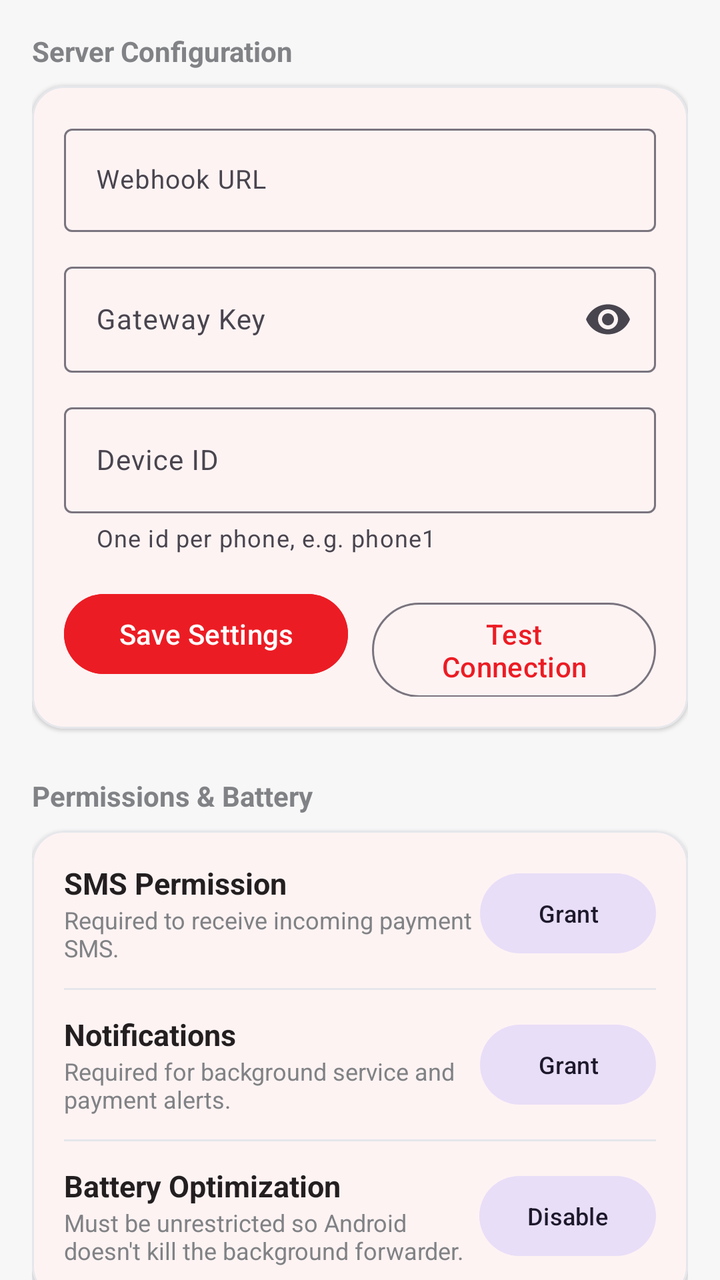
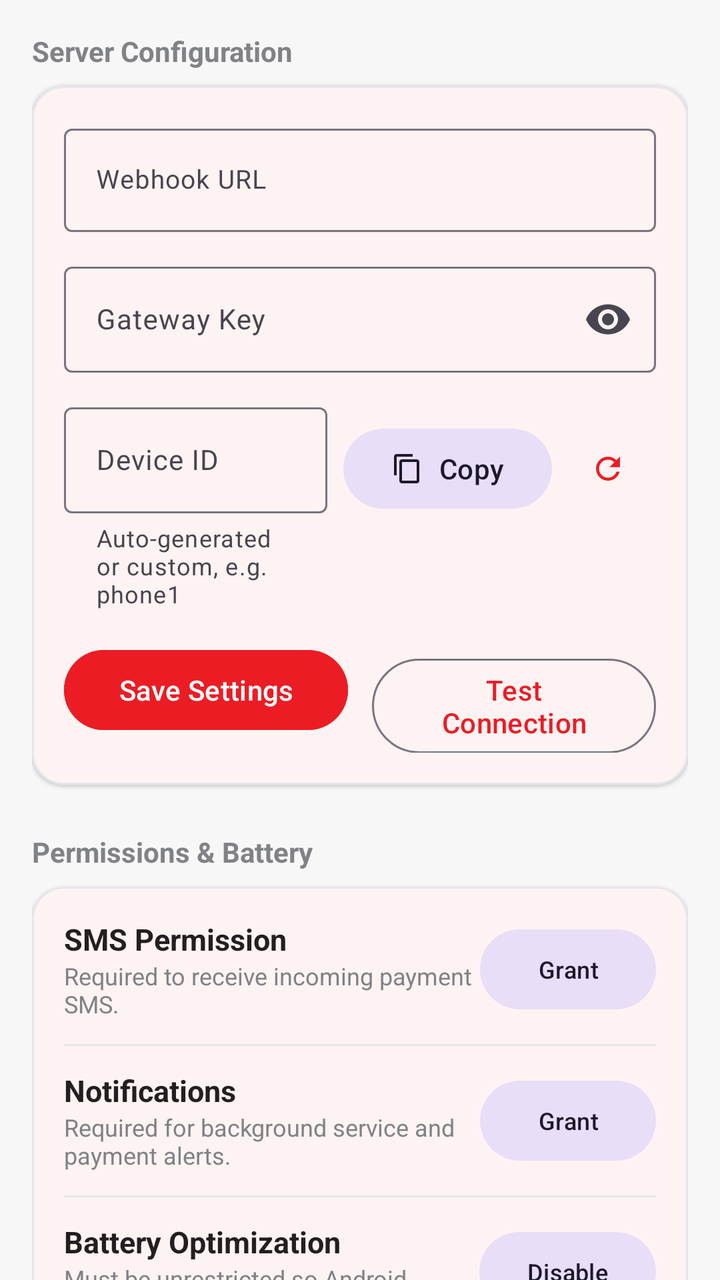

Screens rendered from an Android XML layout before and after an edit, with the pre-edit source and the edit as a unified diff.
<!-- AndroidManifest.xml: application theme Theme.DTSMSForwarder -->
<!-- res/layout/fragment_settings.xml -->
<?xml version="1.0" encoding="utf-8"?>
<androidx.core.widget.NestedScrollView xmlns:android="http://schemas.android.com/apk/res/android"
    xmlns:app="http://schemas.android.com/apk/res-auto"
    android:layout_width="match_parent"
    android:layout_height="match_parent"
    android:fillViewport="true"
    android:background="@color/background">

    <LinearLayout
        android:layout_width="match_parent"
        android:layout_height="wrap_content"
        android:orientation="vertical"
        android:padding="16dp">

        
        <TextView
            android:layout_width="wrap_content"
            android:layout_height="wrap_content"
            android:layout_marginBottom="8dp"
            android:text="@string/server_configuration"
            android:textSize="14sp"
            android:textStyle="bold"
            android:textColor="@color/text_secondary" />

        <com.google.android.material.card.MaterialCardView
            android:layout_width="match_parent"
            android:layout_height="wrap_content"
            app:cardCornerRadius="16dp"
            app:cardElevation="1dp"
            app:cardBackgroundColor="@color/surface"
            app:strokeWidth="1dp"
            app:strokeColor="@color/divider">

            <LinearLayout
                android:layout_width="match_parent"
                android:layout_height="wrap_content"
                android:orientation="vertical"
                android:padding="16dp">

                
                <com.google.android.material.textfield.TextInputLayout
                    android:id="@+id/tilWebhookUrl"
                    android:layout_width="match_parent"
                    android:layout_height="wrap_content"
                    android:hint="@string/webhook_url_label"
                    style="@style/Widget.Material3.TextInputLayout.OutlinedBox">

                    <com.google.android.material.textfield.TextInputEditText
                        android:id="@+id/etWebhookUrl"
                        android:layout_width="match_parent"
                        android:layout_height="wrap_content"
                        android:inputType="textUri"
                        android:maxLines="1"
                        android:scrollHorizontally="true"
                        android:textSize="13sp" />
                </com.google.android.material.textfield.TextInputLayout>

                
                <com.google.android.material.textfield.TextInputLayout
                    android:id="@+id/tilGatewayKey"
                    android:layout_width="match_parent"
                    android:layout_height="wrap_content"
                    android:layout_marginTop="12dp"
                    android:hint="@string/gateway_key_label"
                    app:endIconMode="password_toggle"
                    style="@style/Widget.Material3.TextInputLayout.OutlinedBox">

                    <com.google.android.material.textfield.TextInputEditText
                        android:id="@+id/etGatewayKey"
                        android:layout_width="match_parent"
                        android:layout_height="wrap_content"
                        android:inputType="textPassword"
                        android:textSize="14sp" />
                </com.google.android.material.textfield.TextInputLayout>

                
                <com.google.android.material.textfield.TextInputLayout
                    android:id="@+id/tilDeviceId"
                    android:layout_width="match_parent"
                    android:layout_height="wrap_content"
                    android:layout_marginTop="12dp"
                    android:hint="@string/device_id_label"
                    app:helperText="@string/device_id_hint"
                    app:helperTextEnabled="true"
                    style="@style/Widget.Material3.TextInputLayout.OutlinedBox">

                    <com.google.android.material.textfield.TextInputEditText
                        android:id="@+id/etDeviceId"
                        android:layout_width="match_parent"
                        android:layout_height="wrap_content"
                        android:inputType="textNoSuggestions|textVisiblePassword"
                        android:maxLines="1"
                        android:textSize="14sp" />
                </com.google.android.material.textfield.TextInputLayout>

                
                <LinearLayout
                    android:layout_width="match_parent"
                    android:layout_height="wrap_content"
                    android:orientation="horizontal"
                    android:layout_marginTop="16dp">

                    <com.google.android.material.button.MaterialButton
                        android:id="@+id/btnSaveSettings"
                        android:layout_width="0dp"
                        android:layout_height="wrap_content"
                        android:layout_weight="1"
                        android:layout_marginEnd="6dp"
                        android:text="@string/save_settings"
                        android:backgroundTint="@color/primary" />

                    <com.google.android.material.button.MaterialButton
                        android:id="@+id/btnTestConnection"
                        android:layout_width="0dp"
                        android:layout_height="wrap_content"
                        android:layout_weight="1"
                        android:layout_marginStart="6dp"
                        android:text="@string/test_connection"
                        style="@style/Widget.Material3.Button.OutlinedButton" />
                </LinearLayout>

                <ProgressBar
                    android:id="@+id/pbTestProgress"
                    android:layout_width="wrap_content"
                    android:layout_height="wrap_content"
                    android:layout_gravity="center"
                    android:layout_marginTop="8dp"
                    android:visibility="gone" />

            </LinearLayout>
        </com.google.android.material.card.MaterialCardView>

        
        <TextView
            android:layout_width="wrap_content"
            android:layout_height="wrap_content"
            android:layout_marginTop="24dp"
            android:layout_marginBottom="8dp"
            android:text="@string/permissions_status"
            android:textSize="14sp"
            android:textStyle="bold"
            android:textColor="@color/text_secondary" />

        <com.google.android.material.card.MaterialCardView
            android:layout_width="match_parent"
            android:layout_height="wrap_content"
            app:cardCornerRadius="16dp"
            app:cardElevation="1dp"
            app:cardBackgroundColor="@color/surface"
            app:strokeWidth="1dp"
            app:strokeColor="@color/divider">

            <LinearLayout
                android:layout_width="match_parent"
                android:layout_height="wrap_content"
                android:orientation="vertical"
                android:padding="16dp">

                
                <LinearLayout
                    android:layout_width="match_parent"
                    android:layout_height="wrap_content"
                    android:orientation="horizontal"
                    android:gravity="center_vertical">

                    <LinearLayout
                        android:layout_width="0dp"
                        android:layout_height="wrap_content"
                        android:layout_weight="1"
                        android:orientation="vertical">

                        <TextView
                            android:layout_width="wrap_content"
                            android:layout_height="wrap_content"
                            android:text="@string/perm_sms"
                            android:textSize="15sp"
                            android:textStyle="bold"
                            android:textColor="@color/text_primary" />

                        <TextView
                            android:layout_width="wrap_content"
                            android:layout_height="wrap_content"
                            android:text="@string/perm_sms_desc"
                            android:textSize="12sp"
                            android:textColor="@color/text_secondary" />
                    </LinearLayout>

                    <com.google.android.material.button.MaterialButton
                        android:id="@+id/btnPermSms"
                        android:layout_width="wrap_content"
                        android:layout_height="wrap_content"
                        android:text="@string/grant"
                        android:textSize="12sp"
                        style="@style/Widget.Material3.Button.TonalButton" />
                </LinearLayout>

                <View
                    android:layout_width="match_parent"
                    android:layout_height="1dp"
                    android:background="@color/divider"
                    android:layout_marginTop="12dp"
                    android:layout_marginBottom="12dp" />

                
                <LinearLayout
                    android:layout_width="match_parent"
                    android:layout_height="wrap_content"
                    android:orientation="horizontal"
                    android:gravity="center_vertical">

                    <LinearLayout
                        android:layout_width="0dp"
                        android:layout_height="wrap_content"
                        android:layout_weight="1"
                        android:orientation="vertical">

                        <TextView
                            android:layout_width="wrap_content"
                            android:layout_height="wrap_content"
                            android:text="@string/perm_notifications"
                            android:textSize="15sp"
                            android:textStyle="bold"
                            android:textColor="@color/text_primary" />

                        <TextView
                            android:layout_width="wrap_content"
                            android:layout_height="wrap_content"
                            android:text="@string/perm_notifications_desc"
                            android:textSize="12sp"
                            android:textColor="@color/text_secondary" />
                    </LinearLayout>

                    <com.google.android.material.button.MaterialButton
                        android:id="@+id/btnPermNotification"
                        android:layout_width="wrap_content"
                        android:layout_height="wrap_content"
                        android:text="@string/grant"
                        android:textSize="12sp"
                        style="@style/Widget.Material3.Button.TonalButton" />
                </LinearLayout>

                <View
                    android:layout_width="match_parent"
                    android:layout_height="1dp"
                    android:background="@color/divider"
                    android:layout_marginTop="12dp"
                    android:layout_marginBottom="12dp" />

                
                <LinearLayout
                    android:layout_width="match_parent"
                    android:layout_height="wrap_content"
                    android:orientation="horizontal"
                    android:gravity="center_vertical">

                    <LinearLayout
                        android:layout_width="0dp"
                        android:layout_height="wrap_content"
                        android:layout_weight="1"
                        android:orientation="vertical">

                        <TextView
                            android:layout_width="wrap_content"
                            android:layout_height="wrap_content"
                            android:text="@string/perm_battery"
                            android:textSize="15sp"
                            android:textStyle="bold"
                            android:textColor="@color/text_primary" />

                        <TextView
                            android:layout_width="wrap_content"
                            android:layout_height="wrap_content"
                            android:text="@string/perm_battery_desc"
                            android:textSize="12sp"
                            android:textColor="@color/text_secondary" />
                    </LinearLayout>

                    <com.google.android.material.button.MaterialButton
                        android:id="@+id/btnPermBattery"
                        android:layout_width="wrap_content"
                        android:layout_height="wrap_content"
                        android:text="@string/optimize_disable"
                        android:textSize="12sp"
                        style="@style/Widget.Material3.Button.TonalButton" />
                </LinearLayout>

            </LinearLayout>
        </com.google.android.material.card.MaterialCardView>

        
        <TextView
            android:layout_width="wrap_content"
            android:layout_height="wrap_content"
            android:layout_marginTop="24dp"
            android:layout_marginBottom="8dp"
            android:text="@string/about_title"
            android:textSize="14sp"
            android:textStyle="bold"
            android:textColor="@color/text_secondary" />

        <com.google.android.material.card.MaterialCardView
            android:layout_width="match_parent"
            android:layout_height="wrap_content"
            android:layout_marginBottom="24dp"
            app:cardCornerRadius="16dp"
            app:cardElevation="1dp"
            app:cardBackgroundColor="@color/surface"
            app:strokeWidth="1dp"
            app:strokeColor="@color/divider">

            <LinearLayout
                android:layout_width="match_parent"
                android:layout_height="wrap_content"
                android:orientation="vertical"
                android:padding="16dp">

                <TextView
                    android:layout_width="wrap_content"
                    android:layout_height="wrap_content"
                    android:text="@string/app_version"
                    android:textSize="15sp"
                    android:textStyle="bold"
                    android:textColor="@color/text_primary" />

                <TextView
                    android:layout_width="wrap_content"
                    android:layout_height="wrap_content"
                    android:layout_marginTop="4dp"
                    android:text="@string/about_description"
                    android:textSize="13sp"
                    android:textColor="@color/text_secondary" />
            </LinearLayout>
        </com.google.android.material.card.MaterialCardView>

    </LinearLayout>
</androidx.core.widget.NestedScrollView>
<!-- resources referenced by this layout -->
<resources>
  <color name="background">#F7F7F8</color>
  <color name="divider">#E5E7EB</color>
  <color name="primary">#EC1C24</color>
  <color name="surface">#FFFFFF</color>
  <color name="text_primary">#231F20</color>
  <color name="text_secondary">#808285</color>
  <string name="about_description">Forwards only bKash / Nagad / Rocket SMS to your own server.</string>
  <string name="about_title">About</string>
  <string name="app_version">DT SMS Forwarder v1.1</string>
  <string name="device_id_hint">One id per phone, e.g. phone1</string>
  <string name="device_id_label">Device ID</string>
  <string name="gateway_key_label">Gateway Key</string>
  <string name="grant">Grant</string>
  <string name="optimize_disable">Disable</string>
  <string name="perm_battery">Battery Optimization</string>
  <string name="perm_battery_desc">Must be unrestricted so Android doesn\'t kill the background forwarder.</string>
  <string name="perm_notifications">Notifications</string>
  <string name="perm_notifications_desc">Required for background service and payment alerts.</string>
  <string name="perm_sms">SMS Permission</string>
  <string name="perm_sms_desc">Required to receive incoming payment SMS.</string>
  <string name="permissions_status">Permissions &amp; Battery</string>
  <string name="save_settings">Save Settings</string>
  <string name="server_configuration">Server Configuration</string>
  <string name="test_connection">Test Connection</string>
  <string name="webhook_url_label">Webhook URL</string>
  <style name="Theme.DTSMSForwarder" parent="Theme.Material3.Light.NoActionBar">
          <item name="colorPrimary">@color/primary</item>
          <item name="colorOnPrimary">@color/on_primary</item>
          <item name="android:windowBackground">@color/background</item>
          <item name="colorSurface">@color/surface</item>
          <item name="colorOnSurface">@color/text_primary</item>
          <item name="android:textColorPrimary">@color/text_primary</item>
          <item name="android:textColorSecondary">@color/text_secondary</item>
          <item name="android:statusBarColor">@color/surface</item>
          <item name="android:windowLightStatusBar">true</item>
      </style>
  <color name="on_primary">#FFFFFF</color>
</resources>

<!-- the commit's change to res/layout/fragment_settings.xml (unified diff, before → after) -->
@@ -74,24 +74,56 @@
                 </com.google.android.material.textfield.TextInputLayout>
 
                 
-                <com.google.android.material.textfield.TextInputLayout
-                    android:id="@+id/tilDeviceId"
-                    android:layout_width="match_parent"
-                    android:layout_height="wrap_content"
-                    android:layout_marginTop="12dp"
-                    android:hint="@string/device_id_label"
-                    app:helperText="@string/device_id_hint"
-                    app:helperTextEnabled="true"
-                    style="@style/Widget.Material3.TextInputLayout.OutlinedBox">
-
-                    <com.google.android.material.textfield.TextInputEditText
-                        android:id="@+id/etDeviceId"
-                        android:layout_width="match_parent"
-                        android:layout_height="wrap_content"
-                        android:inputType="textNoSuggestions|textVisiblePassword"
-                        android:maxLines="1"
-                        android:textSize="14sp" />
-                </com.google.android.material.textfield.TextInputLayout>
+                <LinearLayout
+                    android:layout_width="match_parent"
+                    android:layout_height="wrap_content"
+                    android:orientation="horizontal"
+                    android:gravity="top"
+                    android:layout_marginTop="12dp">
+
+                    <com.google.android.material.textfield.TextInputLayout
+                        android:id="@+id/tilDeviceId"
+                        android:layout_width="0dp"
+                        android:layout_height="wrap_content"
+                        android:layout_weight="1"
+                        android:hint="@string/device_id_label"
+                        app:helperText="@string/device_id_hint"
+                        app:helperTextEnabled="true"
+                        style="@style/Widget.Material3.TextInputLayout.OutlinedBox">
+
+                        <com.google.android.material.textfield.TextInputEditText
+                            android:id="@+id/etDeviceId"
+                            android:layout_width="match_parent"
+                            android:layout_height="wrap_content"
+                            android:inputType="textNoSuggestions|textVisiblePassword"
+                            android:maxLines="1"
+                            android:textSize="14sp" />
+                    </com.google.android.material.textfield.TextInputLayout>
+
+                    <com.google.android.material.button.MaterialButton
+                        android:id="@+id/btnCopyDeviceId"
+                        android:layout_width="wrap_content"
+                        android:layout_height="wrap_content"
+                        android:layout_marginStart="8dp"
+                        android:layout_marginTop="4dp"
+                        android:text="@string/copy"
+                        app:icon="@drawable/ic_copy"
+                        app:iconSize="16dp"
+                        style="@style/Widget.Material3.Button.TonalButton" />
+
+                    <com.google.android.material.button.MaterialButton
+                        android:id="@+id/btnRegenerateDeviceId"
+                        android:layout_width="48dp"
+                        android:layout_height="48dp"
+                        android:layout_marginStart="4dp"
+                        android:layout_marginTop="4dp"
+                        android:padding="0dp"
+                        android:contentDescription="@string/regenerate_id"
+                        app:icon="@drawable/ic_refresh"
+                        app:iconSize="18dp"
+                        app:iconGravity="textStart"
+                        style="@style/Widget.Material3.Button.IconButton" />
+                </LinearLayout>
 
                 
                 <LinearLayout
<!-- resource entries referenced after the edit -->
@@ -6,10 +6,31 @@
   <color name="surface">#FFFFFF</color>
   <color name="text_primary">#231F20</color>
   <color name="text_secondary">#808285</color>
+  <!-- drawable ic_copy (drawable) -->
+  <vector xmlns:android="http://schemas.android.com/apk/res/android"
+      android:width="24dp"
+      android:height="24dp"
+      android:viewportWidth="24"
+      android:viewportHeight="24">
+    <path
+        android:fillColor="@color/text_secondary"
+        android:pathData="M16,1H4c-1.1,0 -2,0.9 -2,2v14h2V3h12V1zm3,4H8c-1.1,0 -2,0.9 -2,2v14c0,1.1 0.9,2 2,2h11c1.1,0 2,-0.9 2,-2V7c0,-1.1 -0.9,-2 -2,-2zm0,16H8V7h11v14z"/>
+  </vector>
+  <!-- drawable ic_refresh (drawable) -->
+  <vector xmlns:android="http://schemas.android.com/apk/res/android"
+      android:width="24dp"
+      android:height="24dp"
+      android:viewportWidth="24"
+      android:viewportHeight="24">
+    <path
+        android:fillColor="@color/text_secondary"
+        android:pathData="M17.65,6.35C16.2,4.9 14.21,4 12,4c-4.42,0 -7.99,3.58 -7.99,8s3.57,8 7.99,8c3.73,0 6.84,-2.55 7.73,-6h-2.08c-0.82,2.33 -3.04,4 -5.65,4 -3.31,0 -6,-2.69 -6,-6s2.69,-6 6,-6c1.66,0 3.14,0.69 4.22,1.78L13,11h7V4l-2.35,2.35z"/>
+  </vector>
   <string name="about_description">Forwards only bKash / Nagad / Rocket SMS to your own server.</string>
   <string name="about_title">About</string>
   <string name="app_version">DT SMS Forwarder v1.1</string>
-  <string name="device_id_hint">One id per phone, e.g. phone1</string>
+  <string name="copy">Copy</string>
+  <string name="device_id_hint">Auto-generated or custom, e.g. phone1</string>
   <string name="device_id_label">Device ID</string>
   <string name="gateway_key_label">Gateway Key</string>
   <string name="grant">Grant</string>
@@ -21,6 +42,7 @@
   <string name="perm_sms">SMS Permission</string>
   <string name="perm_sms_desc">Required to receive incoming payment SMS.</string>
   <string name="permissions_status">Permissions &amp; Battery</string>
+  <string name="regenerate_id">New ID</string>
   <string name="save_settings">Save Settings</string>
   <string name="server_configuration">Server Configuration</string>
   <string name="test_connection">Test Connection</string>
